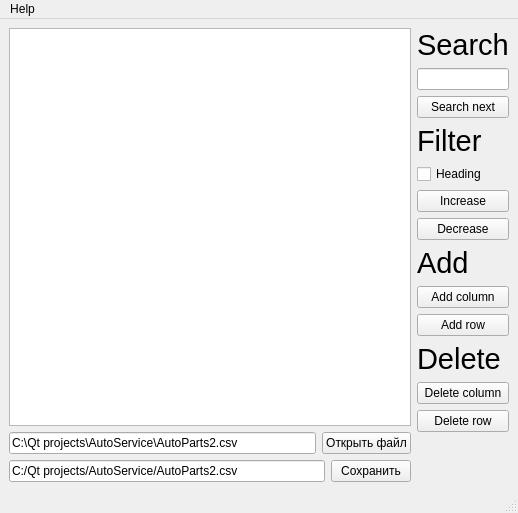
AClockworkParrot/AutoServiceAPP, file mainwindow.ui: the form before one commit.
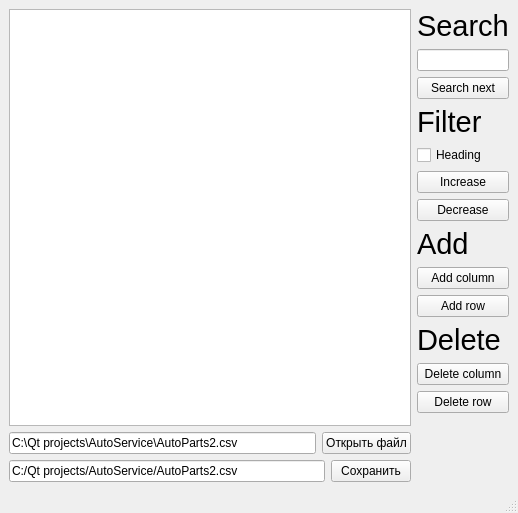
The form after the commit.

Diff of the .ui file:
```diff
--- a/mainwindow.ui
+++ b/mainwindow.ui
@@ -243,12 +243,6 @@
      <height>21</height>
     </rect>
    </property>
-   <widget class="QMenu" name="menuHelp">
-    <property name="title">
-     <string>Help</string>
-    </property>
-   </widget>
-   <addaction name="menuHelp"/>
   </widget>
   <widget class="QStatusBar" name="statusbar"/>
   <action name="actiontools">
```
